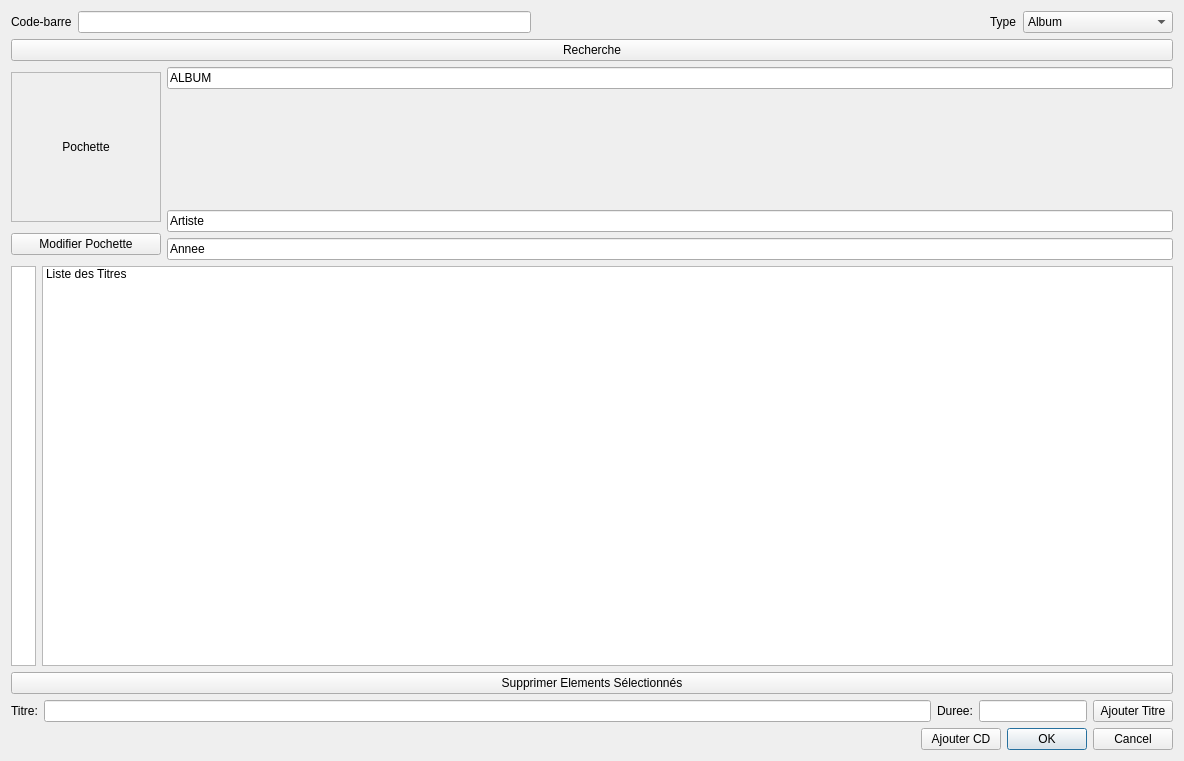
Old version of the form dialogueajouterphysique.ui in the repository toopoormaghell/projet-musique.
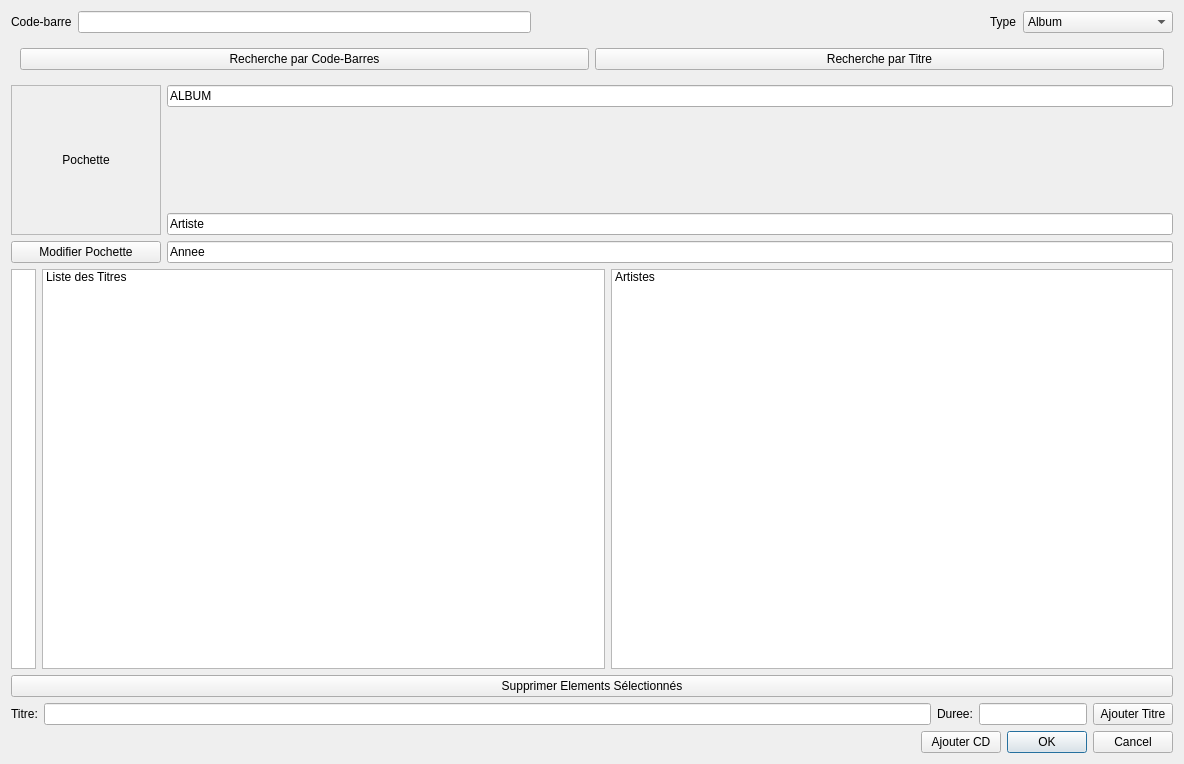
New version of the form.

```diff
--- a/dialogueajouterphysique.ui
+++ b/dialogueajouterphysique.ui
@@ -74,15 +74,24 @@
     </layout>
    </item>
    <item>
-    <layout class="QVBoxLayout" name="Recherch">
+    <widget class="QFrame" name="">
+     <layout class="QHBoxLayout" name="horizontalLayout_4">
      <item>
-      <widget class="QPushButton" name="pushButton">
+       <widget class="QPushButton" name="Codebarres">
        <property name="text">
-        <string>Recherche</string>
+         <string>Recherche par Code-Barres</string>
+        </property>
+       </widget>
+      </item>
+      <item>
+       <widget class="QPushButton" name="RechercheTitre">
+        <property name="text">
+         <string>Recherche par Titre</string>
        </property>
       </widget>
      </item>
     </layout>
+    </widget>
    </item>
    <item>
     <layout class="QVBoxLayout" name="verticalLayout_2">
@@ -200,6 +209,15 @@
          </item>
         </widget>
        </item>
+       <item>
+        <widget class="QListWidget" name="ArtistesTitres">
+         <item>
+          <property name="text">
+           <string>Artistes</string>
+          </property>
+         </item>
+        </widget>
+       </item>
       </layout>
      </item>
      <item>
```
Lines whose indentation alone changed are shown as unchanged.
